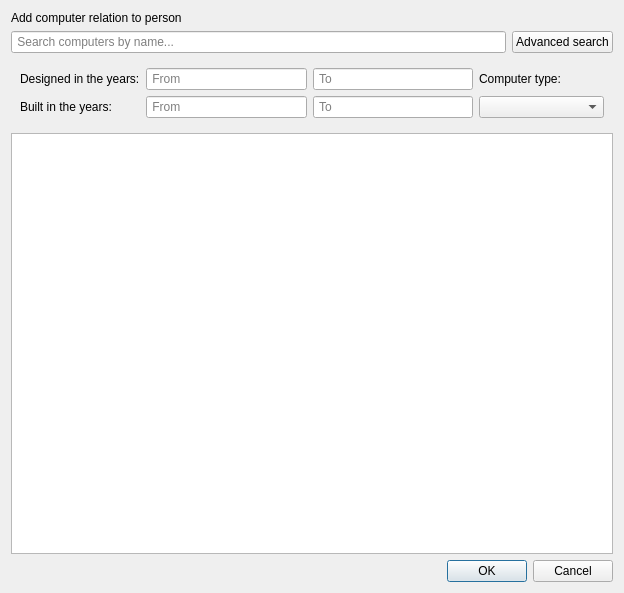
annakrih/T113VLN1-3, file crelationp.ui: the form before one commit.
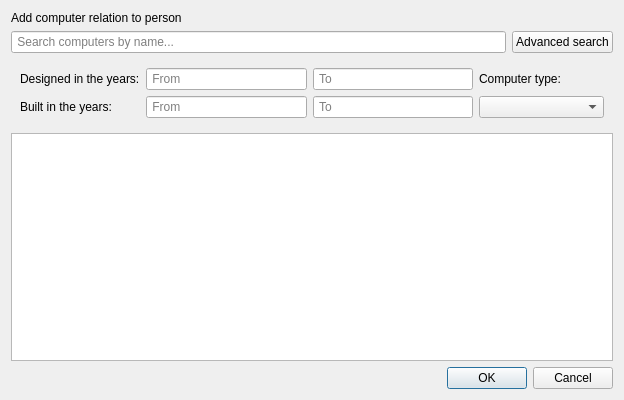
The form after the commit.

The edit to the form file:
```diff
--- a/crelationp.ui
+++ b/crelationp.ui
@@ -7,7 +7,7 @@
     <x>0</x>
     <y>0</y>
     <width>624</width>
-    <height>593</height>
+    <height>400</height>
    </rect>
   </property>
   <property name="windowTitle">
```
